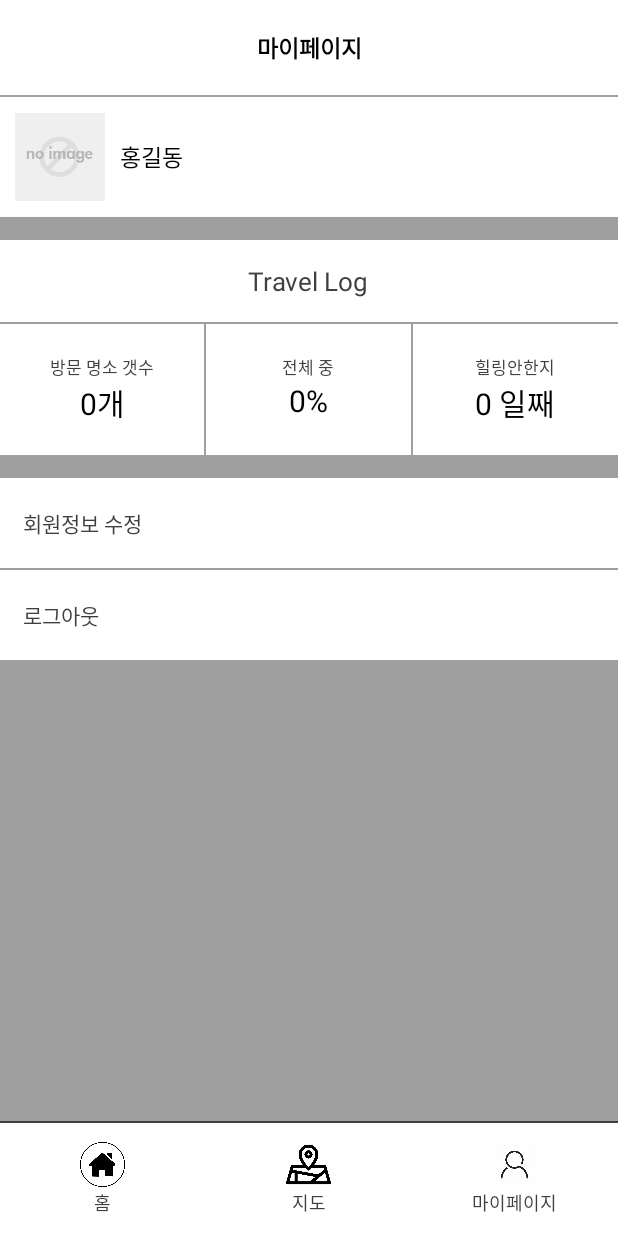
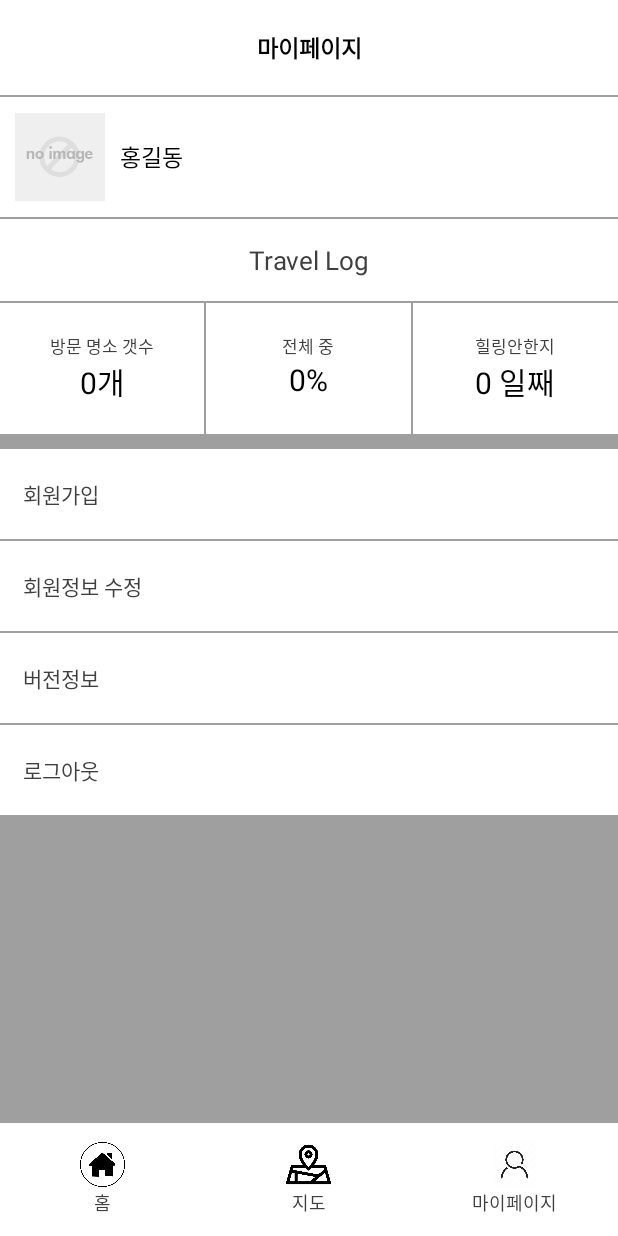
Before and after one commit to pnu-002-team02/Android, an Android app: the screen it shows after launch (MainActivity), item 3 of the bottom bar chosen, on a phone screen of 412 x 824 dp. Run offline under Robolectric (Android 15) with nearby library versions, the phone set to English and light mode, and no system bars; libraries missing offline, so code that uses them is left out: net.daum.mf; 9 statements that could not run were skipped.

Commit message:
Mypage Frame Layout 수정 #GITT-102

```diff
--- a/app/src/main/java/com/pnuproject/travellog/etc/BackPressCloseHandler.java
+++ b/app/src/main/java/com/pnuproject/travellog/etc/BackPressCloseHandler.java
@@ -26,11 +26,23 @@ public class BackPressCloseHandler {
             activity.finish();
             toast.cancel();
         }
+
+        /*
+        long currentTimeMillis =  System.currentTimeMillis();
+        if (currentTimeMillis > backKeyPressedTime + 2000) {
+            backKeyPressedTime = currentTimeMillis;
+            showGuide();
+            return;
+        } else {
+            activity.finish();
+            toast.cancel();
+        }
+        */
+
     }
 
     public void showGuide() {
         toast = Toast.makeText(activity, "\'뒤로\'버튼을 한번 더 누르시면 종료됩니다.", Toast.LENGTH_SHORT);
         toast.show();
     }
-
 }
--- a/app/src/main/res/layout/activity_main.xml
+++ b/app/src/main/res/layout/activity_main.xml
@@ -19,7 +19,7 @@
         android:layout_width="match_parent"
         android:layout_height="0dp"
         android:layout_weight="0.1"
-        android:background="#3f3f3f"/>
+        android:background="#9f9f9f"/>
 
     <android.support.design.widget.TabLayout
         android:id="@+id/tabLayout_main"
--- a/app/src/main/res/layout/fragment_mypage.xml
+++ b/app/src/main/res/layout/fragment_mypage.xml
@@ -3,7 +3,8 @@
     xmlns:tools="http://schemas.android.com/tools"
     android:layout_width="match_parent"
     android:layout_height="match_parent"
-    android:orientation="vertical">
+    android:orientation="vertical"
+    android:background="#9f9f9f">
 
     <TextView
         android:layout_width="match_parent"
@@ -13,14 +14,13 @@
         android:textAlignment="center"
         android:textColor="#000000"
         android:textSize="15dp"
-        android:textStyle="bold" />
+        android:textStyle="bold"
+        android:background="#ffffff"/>
 
-    <View
-        android:layout_width="match_parent"
-        android:layout_height="1dp"
-        android:background="#9f9f9f" />
 
     <LinearLayout
+        android:layout_marginTop="1dp"
+        android:background="#ffffff"
         android:layout_width="match_parent"
         android:layout_height="wrap_content">
 
@@ -39,26 +39,22 @@
             android:textSize="15dp" />
     </LinearLayout>
 
-    <View
+    <TextView
+        android:layout_marginTop="1dp"
+        android:background="#ffffff"
         android:layout_width="match_parent"
-        android:layout_height="15dp"
-        android:background="#9f9f9f" />
-
-    <TextView
-        android:layout_width="wrap_content"
         android:layout_height="wrap_content"
         android:layout_gravity="center"
         android:padding="15dp"
         android:text="Travel Log"
         android:textColor="#3f3f3f"
+        android:textAlignment="center"
         android:textSize="17dp" />
 
-    <View
-        android:layout_width="match_parent"
-        android:layout_height="1dp"
-        android:background="#9f9f9f" />
 
     <LinearLayout
+        android:layout_marginTop="1dp"
+        android:background="#ffffff"
         android:layout_width="match_parent"
         android:layout_height="wrap_content">
         <LinearLayout
@@ -139,32 +135,53 @@
         </LinearLayout>
 
     </LinearLayout>
-    <View
+
+    <TextView
+        android:layout_marginTop="10dp"
+        android:background="#ffffff"
         android:layout_width="match_parent"
-        android:layout_height="15dp"
-        android:background="#9f9f9f" />
+        android:layout_height="60dp"
+        android:text="회원가입"
+        android:textColor="#3f3f3f"
+        android:textSize="14dp"
+        android:gravity="center_vertical"
+        android:paddingLeft="15dp"
+        />
+
     <TextView
+        android:layout_marginTop="1dp"
+        android:background="#ffffff"
         android:layout_width="match_parent"
         android:layout_height="60dp"
         android:text="회원정보 수정"
         android:textColor="#3f3f3f"
         android:textSize="14dp"
         android:gravity="center_vertical"
-        android:layout_marginLeft="15dp"
+        android:paddingLeft="15dp"
         />
-    <View
+    <TextView
+        android:layout_marginTop="1dp"
+        android:background="#ffffff"
         android:layout_width="match_parent"
-        android:layout_height="1dp"
-        android:background="#9f9f9f" />
+        android:layout_height="60dp"
+        android:text="버전정보"
+        android:textColor="#3f3f3f"
+        android:textSize="14dp"
+        android:gravity="center_vertical"
+        android:paddingLeft="15dp"
+    />
     <TextView
+        android:layout_marginTop="1dp"
+        android:background="#ffffff"
         android:layout_width="match_parent"
         android:layout_height="60dp"
         android:text="로그아웃"
         android:textColor="#3f3f3f"
         android:textSize="14dp"
         android:gravity="center_vertical"
-        android:layout_marginLeft="15dp"
+        android:paddingLeft="15dp"
         />
+
     <View
         android:layout_width="match_parent"
         android:layout_height="0dp"
```
